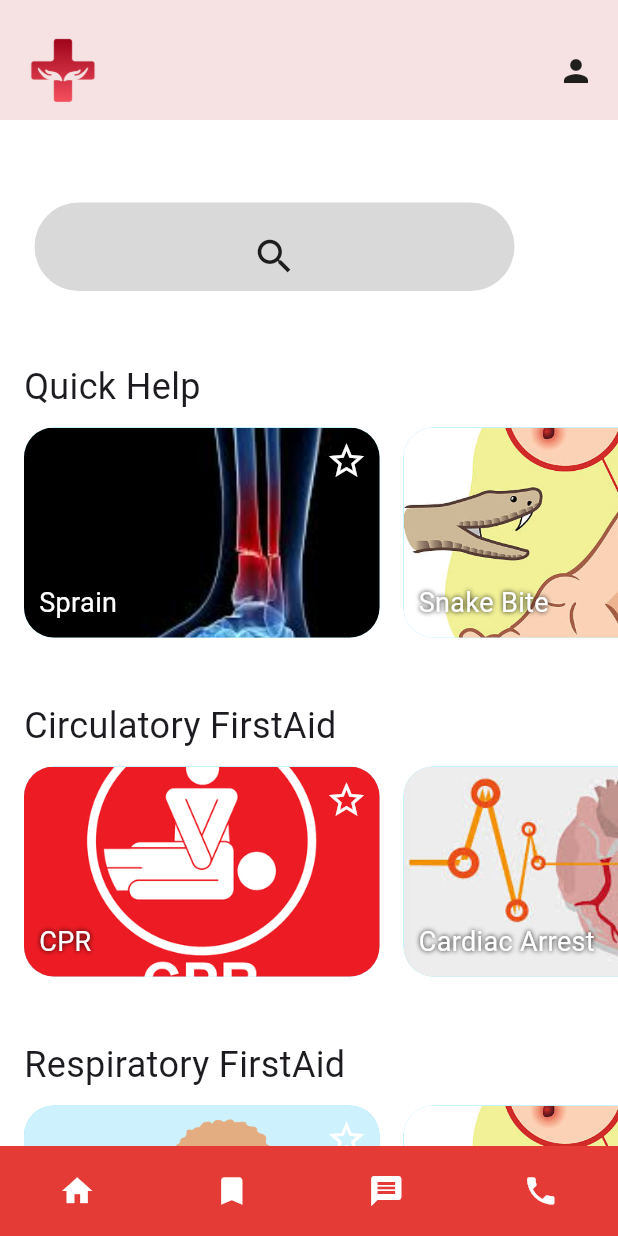
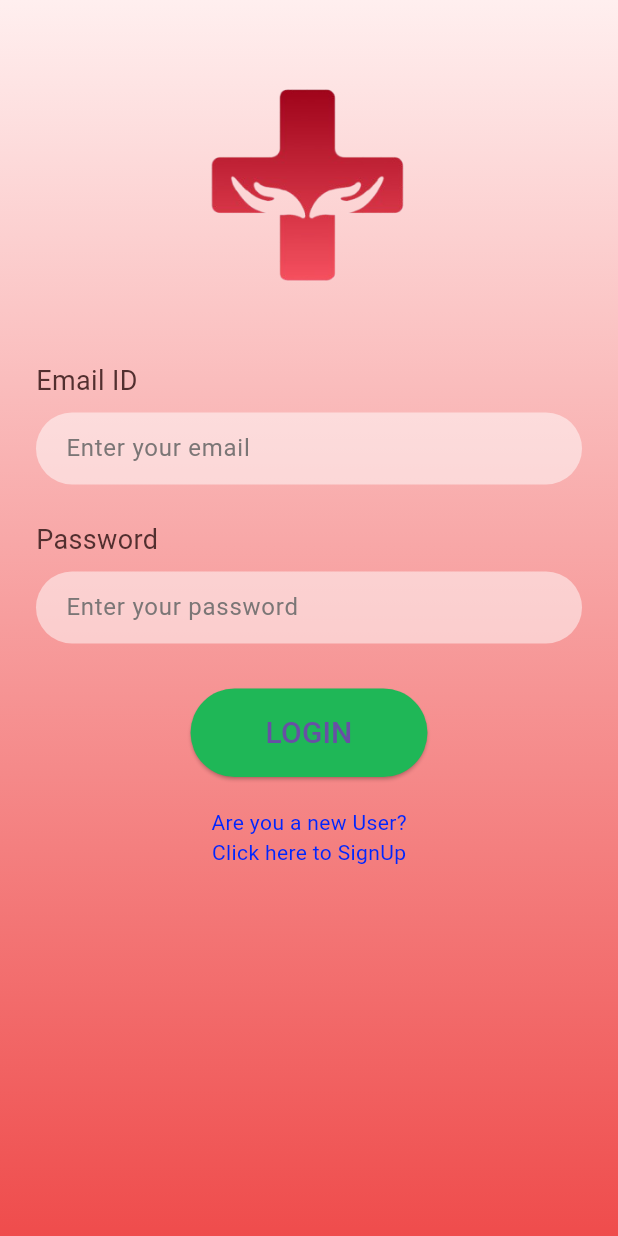
Before and after one commit to bhavana-holla/AIdify, a Flutter app: the screen it shows after launch, on a phone screen of 412 x 824 dp. Run offline on Flutter 3.47's test engine with Material 3 defaults, Android fonts, the phone set to English and light mode, and no system bars; our stand-ins replace cloud_firestore, firebase_auth, firebase_core; accounts and stored records are empty; Roboto replaces fonts that are missing (Josefin Sans).

Commit message:
Splash and SignUp logic Updated

```diff
--- a/aidify/analysis_options.yaml
+++ b/aidify/analysis_options.yaml
@@ -7,6 +7,9 @@
 
 # The following line activates a set of recommended lints for Flutter apps,
 # packages, and plugins designed to encourage good coding practices.
+analyzer:
+  errors:
+    deprecated_member_use: ignore
 include: package:flutter_lints/flutter.yaml
 
 linter:
--- a/aidify/lib/main.dart
+++ b/aidify/lib/main.dart
@@ -1,8 +1,11 @@
 import 'package:flutter/material.dart';
-import 'screens/home_screen.dart';
 import 'screens/detail_screen.dart';
+import 'screens/splash_screen.dart';
+import 'package:firebase_core/firebase_core.dart';
 
-void main() {
+void main() async {
+  WidgetsFlutterBinding.ensureInitialized();
+  await Firebase.initializeApp();
   runApp(FirstAidApp());
 }
 
@@ -17,7 +20,7 @@ class FirstAidApp extends StatelessWidget {
       theme: ThemeData(
         primarySwatch: Colors.red,
       ),
-      home: HomeScreen(),
+      home: const SplashScreen(),
       routes: {
         DetailScreen.routeName: (ctx) => DetailScreen(),
       },
--- /dev/null
+++ b/aidify/lib/screens/login_screen.dart
@@ -0,0 +1,180 @@
+// ignore_for_file: use_build_context_synchronously
+
+import 'package:flutter/material.dart';
+import 'package:firebase_auth/firebase_auth.dart';
+import 'home_screen.dart';
+import 'signup_screen.dart';
+
+class LoginPage extends StatefulWidget {
+  const LoginPage({super.key});
+
+  @override
+  State<LoginPage> createState() => _LoginPageState();
+}
+
+class _LoginPageState extends State<LoginPage> {
+  final _emailController = TextEditingController();
+  final _passwordController = TextEditingController();
+  bool _loading = false;
+  String? _error;
+
+  Future<void> _login() async {
+    setState(() {
+      _loading = true;
+      _error = null;
+    });
+
+    try {
+      await FirebaseAuth.instance.signInWithEmailAndPassword(
+        email: _emailController.text.trim(),
+        password: _passwordController.text.trim(),
+      );
+      Navigator.pushReplacement(
+        context,
+        MaterialPageRoute(builder: (_) => const HomeScreen()),
+      );
+    } on FirebaseAuthException catch (e) {
+      setState(() {
+        _error = e.message;
+      });
+    } finally {
+      setState(() {
+        _loading = false;
+      });
+    }
+  }
+
+  @override
+  @override
+  Widget build(BuildContext context) {
+    return Scaffold(
+      resizeToAvoidBottomInset: true,
+      body: SafeArea(
+        child: Container(
+          width: double.infinity,
+          height: double.infinity,
+          decoration: const BoxDecoration(
+            gradient: LinearGradient(
+              begin: Alignment.topCenter,
+              end: Alignment.bottomCenter,
+              colors: [Color(0xFFFFEFEF), Color(0xFFEF4C4C)],
+            ),
+          ),
+          child: SingleChildScrollView(
+            padding: const EdgeInsets.symmetric(horizontal: 24),
+            child: Column(
+              children: [
+                const SizedBox(height: 40),
+                Hero(
+                  tag: 'appLogo',
+                  child: SizedBox(
+                    width: 160,
+                    height: 161,
+                    child: Image.asset('assets/images/logo_image1.png'),
+                  ),
+                ),
+                const SizedBox(height: 40),
+                _buildTextField(
+                  "Email ID",
+                  "Enter your email",
+                  _emailController,
+                ),
+                const SizedBox(height: 24),
+                _buildTextField(
+                  "Password",
+                  "Enter your password",
+                  _passwordController,
+                  obscureText: true,
+                ),
+                if (_error != null) ...[
+                  const SizedBox(height: 10),
+                  Text(_error!, style: const TextStyle(color: Colors.white)),
+                ],
+                const SizedBox(height: 30),
+                _loading
+                    ? const CircularProgressIndicator()
+                    : ElevatedButton(
+                      style: ElevatedButton.styleFrom(
+                        padding: const EdgeInsets.symmetric(
+                          horizontal: 50,
+                          vertical: 15,
+                        ),
+                        shape: RoundedRectangleBorder(
+                          borderRadius: BorderRadius.circular(30),
+                        ),
+                        backgroundColor: const Color(0xFF1FB757),
+                      ),
+                      onPressed: _login,
+                      child: const Text(
+                        "LOGIN",
+                        style: TextStyle(fontSize: 20),
+                      ),
+                    ),
+                const SizedBox(height: 20),
+                GestureDetector(
+                  onTap: () {
+                    // Navigate to SignUpScreen
+                    Navigator.push(
+                      context,
+                      MaterialPageRoute(builder: (_) => const SignupScreen()),
+                    );
+                  },
+                  child: Column(
+                    children: const [
+                      Text(
+                        "Are you a new User?",
+                        style: TextStyle(color: Color(0xFF0026FF)),
+                      ),
+                      Text(
+                        "Click here to SignUp",
+                        style: TextStyle(color: Color(0xFF0026FF)),
+                      ),
+                    ],
+                  ),
+                ),
+                const SizedBox(height: 30),
+              ],
+            ),
+          ),
+        ),
+      ),
+    );
+  }
+
+  Widget _buildTextField(
+    String label,
+    String hint,
+    TextEditingController controller, {
+    bool obscureText = false,
+  }) {
+    return Column(
+      crossAxisAlignment: CrossAxisAlignment.start,
+      children: [
+        Text(
+          label,
+          style: const TextStyle(fontSize: 18, color: Color(0xFF522F2F)),
+        ),
+        const SizedBox(height: 8),
+        Container(
+          decoration: BoxDecoration(
+            color: Colors.white.withOpacity(0.5),
+            borderRadius: BorderRadius.circular(25),
+          ),
+          padding: const EdgeInsets.symmetric(horizontal: 20),
+          child: TextField(
+            controller: controller,
+            obscureText: obscureText,
+            decoration: InputDecoration(
+              border: InputBorder.none,
+              hintText: hint,
+              hintStyle: const TextStyle(
+                fontSize: 16,
+                color: Color(0xFF7B7676),
+              ),
+            ),
+          ),
+        ),
+      ],
+    );
+  }
+}
--- a/aidify/pubspec.yaml
+++ b/aidify/pubspec.yaml
@@ -34,6 +34,10 @@ dependencies:
   # The following adds the Cupertino Icons font to your application.
   # Use with the CupertinoIcons class for iOS style icons.
   cupertino_icons: ^1.0.8
+  firebase_auth: ^5.5.3
+  firebase_core: ^3.13.0
+  intl: ^0.20.2
+  cloud_firestore: ^5.6.7
 
 dev_dependencies:
   flutter_test:
```
Also changed, not shown: aidify/lib/screens/signup_screen.dart (added, +241 -0 lines), aidify/lib/screens/splash_screen.dart (added, +82 -0 lines), aidify/pubspec.lock, 7 other files.
